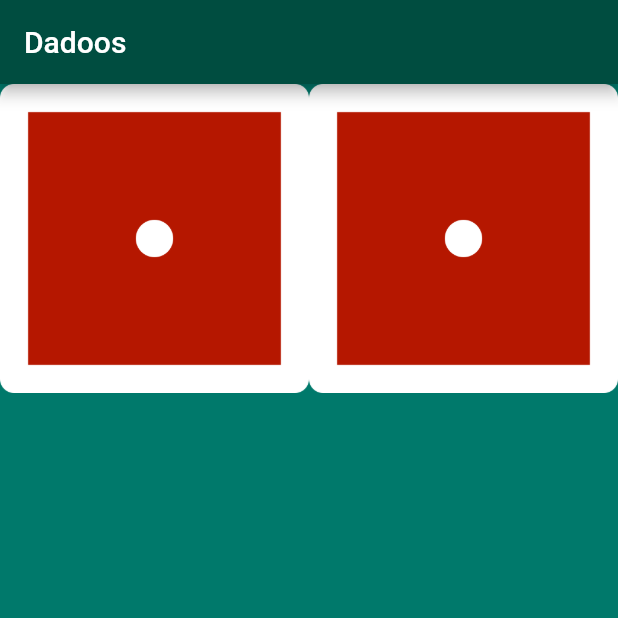
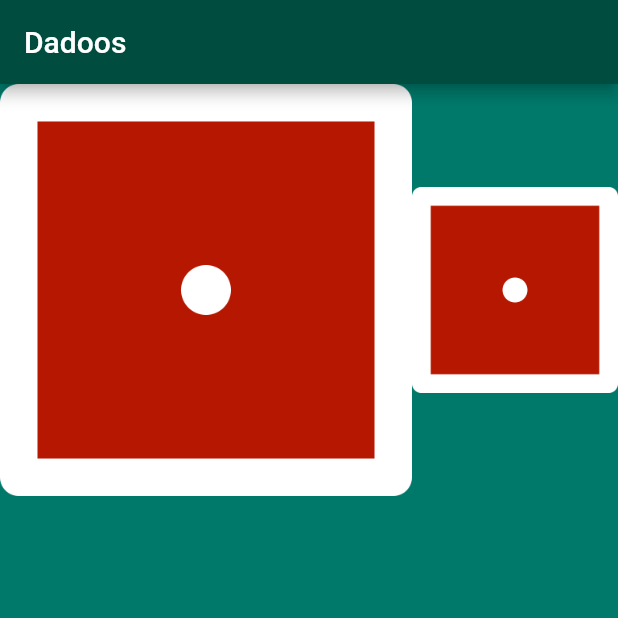
Before and after one commit to davidfffelix/Dadoos, a Flutter app: the screen it shows after launch, on a phone screen of 412 x 824 dp, the top half of it. Run offline on Flutter 3.47's test engine with Material 2 defaults, Android fonts, the phone set to English and light mode, and no system bars.

Commit message:
Insert flex in the Expanded

```diff
--- a/lib/main.dart
+++ b/lib/main.dart
@@ -21,12 +21,15 @@ class Dadoos extends StatelessWidget {
     return Row(
       children: [
         Expanded(
-          child: Image(image: AssetImage('imagens/dado1.png'),
+          flex: 2,
+          child: Image(
+            image: AssetImage('imagens/dado1.png'),
           ),
         ),
-
         Expanded(
-          child: Image(image: AssetImage('imagens/dado1.png'),
+          flex: 1,
+          child: Image(
+            image: AssetImage('imagens/dado1.png'),
           ),
         ),
       ],
```
